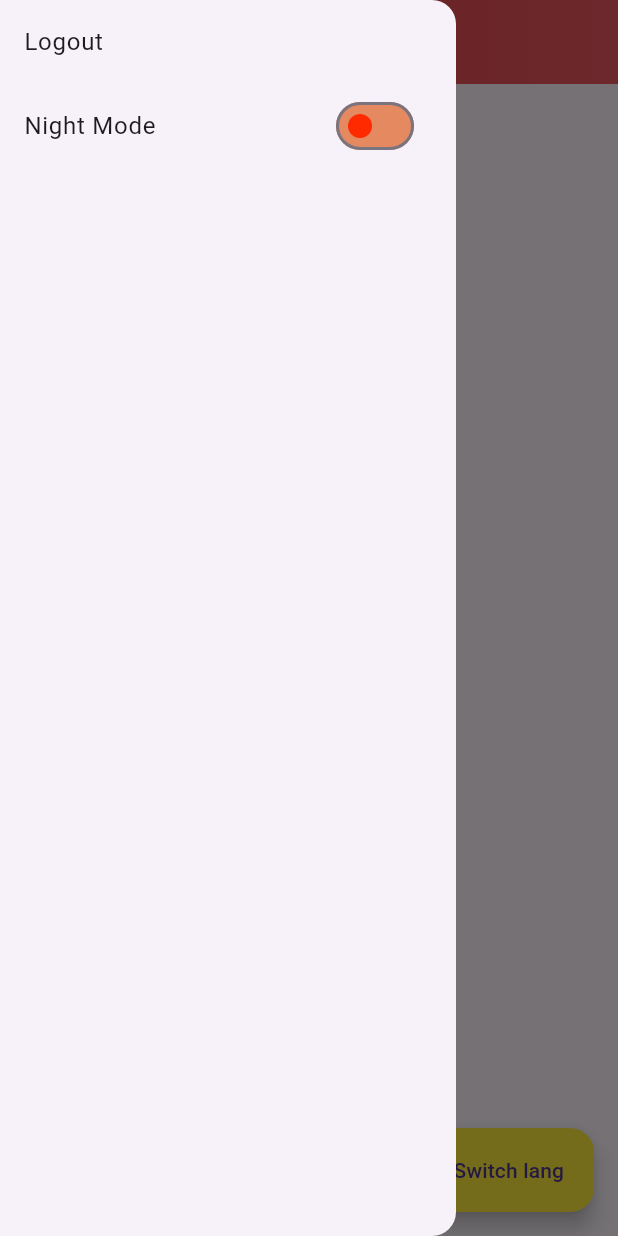
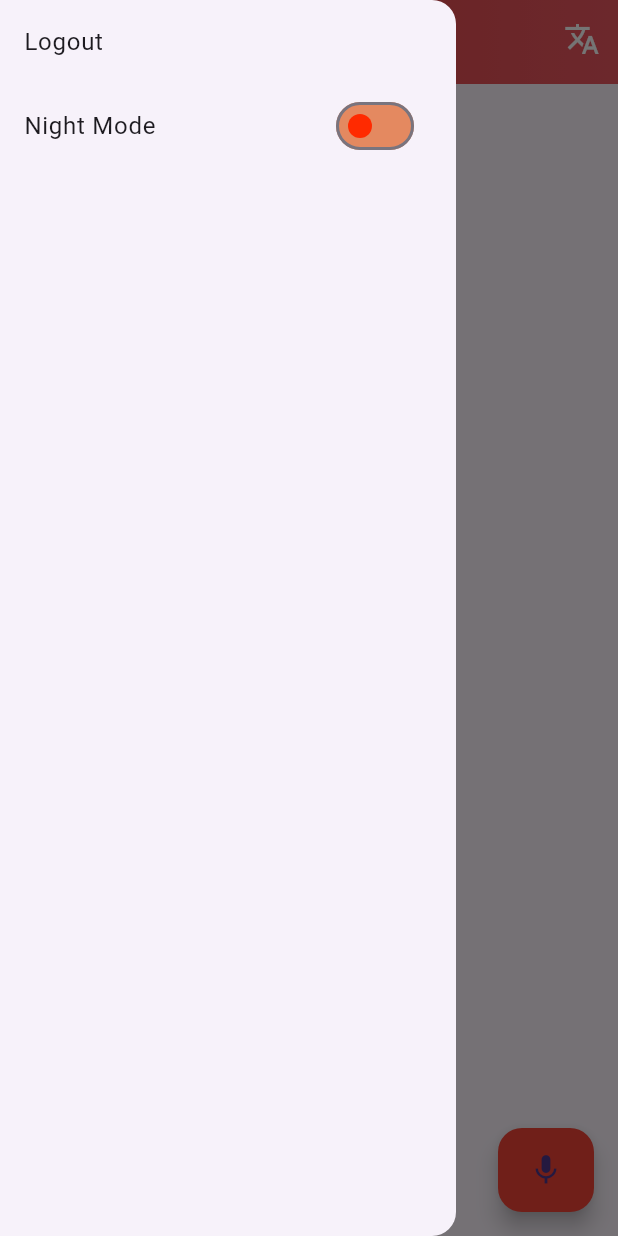
Before and after one commit to Perumallpardhiv/o-bug1, a Flutter app: the Home screen opened by its route, with the side drawer open, on a phone screen of 412 x 824 dp. Run offline on Flutter 3.47's test engine with Material 2 defaults, Android fonts, the phone set to English and light mode, and no system bars; our stand-ins replace adaptive_theme, easy_localization, flutter_native_splash, form_field_validator, google_fonts, hive and 2 more; accounts and stored records are empty.

Commit message:
home page design Fixes #30

```diff
--- a/lib/screens/home.dart
+++ b/lib/screens/home.dart
@@ -2,7 +2,6 @@ import 'package:adaptive_theme/adaptive_theme.dart';
 import 'package:flutter/material.dart';
 import 'package:easy_localization/easy_localization.dart';
 import 'package:hive/hive.dart';
-
 import 'login.dart';
 
 class Home extends StatefulWidget {
@@ -15,6 +14,8 @@ class Home extends StatefulWidget {
 class _HomeState extends State<Home> {
   bool isEng = true;
   final Box hiveObj = Hive.box('data');
+  List<String> languages = ['en', 'kn'];
+
   @override
   Widget build(BuildContext context) {
     return ValueListenableBuilder(
@@ -28,12 +29,47 @@ class _HomeState extends State<Home> {
                   fontWeight: FontWeight.bold, color: Colors.white),
             ),
             flexibleSpace: Container(
-              decoration: const BoxDecoration(
+                alignment: Alignment.bottomRight,
+                decoration: const BoxDecoration(
                   gradient: LinearGradient(colors: [
-                Color.fromARGB(223, 227, 58, 58),
-                Color.fromARGB(224, 238, 90, 102)
-              ])),
-            ),
+                    Color.fromARGB(223, 227, 58, 58),
+                    Color.fromARGB(224, 238, 90, 102)
+                  ]),
+                ),
+                child: Padding(
+                  padding: const EdgeInsets.only(bottom: 6, right: 12),
+                  child: DropdownButton(
+                    underline: SizedBox(),
+                    icon: const Icon(
+                      Icons.translate,
+                      color: Colors.white,
+                    ),
+                    items:
+                        languages.map<DropdownMenuItem<String>>((String value) {
+                      String lang = '';
+                      switch (value.toString()) {
+                        case 'kn':
+                          lang = 'ಕನ್ನಡ';
+                          break;
+
+                        case 'en':
+                          lang = 'English';
+                          break;
+                      }
+                      return DropdownMenuItem<String>(
+                        value: value,
+                        child: Text(lang),
+                      );
+                    }).toList(),
+                    onChanged: (v) {
+                      EasyLocalization.of(context)!.setLocale(
+                        Locale(
+                          v!.toString(),
+                        ),
+                      );
+                    },
+                  ),
+                )),
           ),
           drawer: Drawer(
             child: ListView(
@@ -69,16 +105,9 @@ class _HomeState extends State<Home> {
             child: Text('helloWorld'.tr()),
           ),
           floatingActionButton: FloatingActionButton.extended(
-              label: Text('changelang'.tr()),
-              onPressed: () {
-                if (isEng) {
-                  EasyLocalization.of(context)!.setLocale(const Locale('kn'));
-                  isEng = false;
-                } else {
-                  EasyLocalization.of(context)!.setLocale(const Locale('en'));
-                  isEng = true;
-                }
-              }),
+              backgroundColor: Colors.red,
+              label: Icon(Icons.mic),
+              onPressed: () {}),
         );
       },
     );
```
Also changed, not shown: lib/main.dart (+4 -3 lines).
